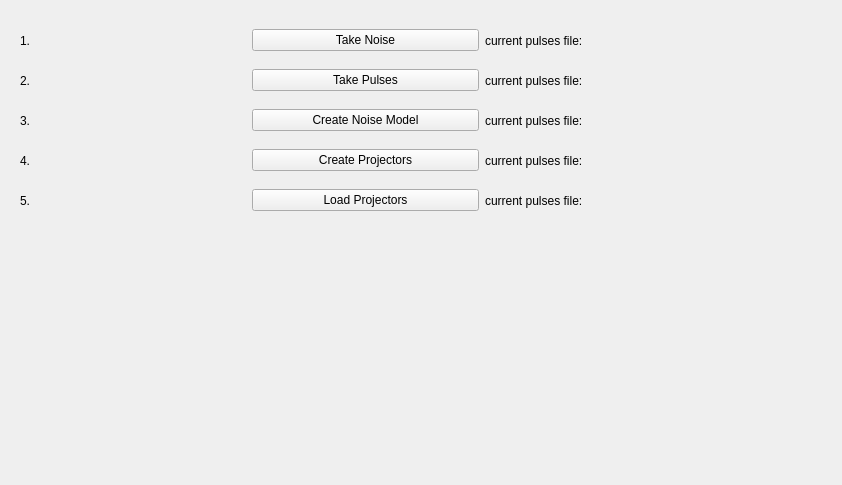
The window that workflow.ui (usnistgov/dastardcommander) describes before a commit, drawn with Qt 5.
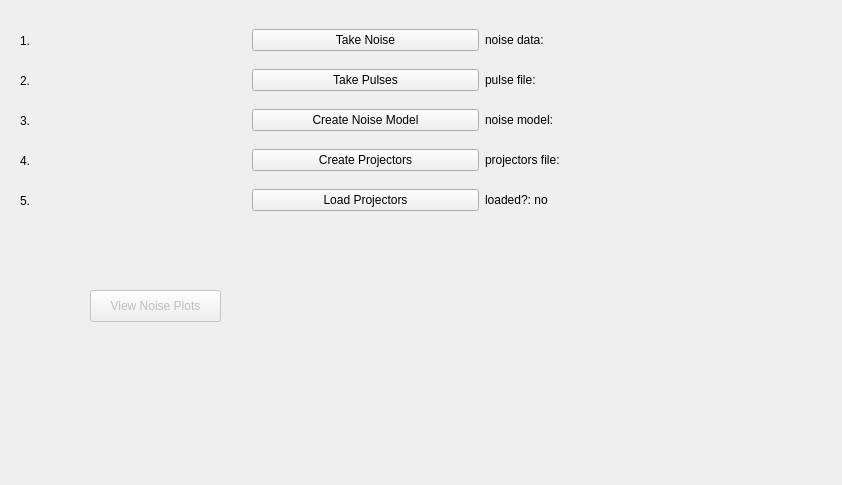
The same window after the commit.

Commit message: Create Noise Model works

```diff
--- a/workflow.ui
+++ b/workflow.ui
@@ -40,7 +40,10 @@
     <item>
      <widget class="QLabel" name="label_noiseFile">
       <property name="text">
-       <string>current pulses file:</string>
+       <string>noise data:</string>
+      </property>
+      <property name="textInteractionFlags">
+       <set>Qt::TextSelectableByKeyboard|Qt::TextSelectableByMouse</set>
       </property>
      </widget>
     </item>
@@ -73,7 +76,10 @@
     <item>
      <widget class="QLabel" name="label_8">
       <property name="text">
-       <string>current pulses file:</string>
+       <string>pulse file:</string>
+      </property>
+      <property name="textInteractionFlags">
+       <set>Qt::TextSelectableByKeyboard|Qt::TextSelectableByMouse</set>
       </property>
      </widget>
     </item>
@@ -106,7 +112,10 @@
     <item>
      <widget class="QLabel" name="label_10">
       <property name="text">
-       <string>current pulses file:</string>
+       <string>noise model:</string>
+      </property>
+      <property name="textInteractionFlags">
+       <set>Qt::TextSelectableByKeyboard|Qt::TextSelectableByMouse</set>
       </property>
      </widget>
     </item>
@@ -139,7 +148,10 @@
     <item>
      <widget class="QLabel" name="label_12">
       <property name="text">
-       <string>current pulses file:</string>
+       <string>projectors file:</string>
+      </property>
+      <property name="textInteractionFlags">
+       <set>Qt::TextSelectableByKeyboard|Qt::TextSelectableByMouse</set>
       </property>
      </widget>
     </item>
@@ -172,12 +184,31 @@
     <item>
      <widget class="QLabel" name="label_14">
       <property name="text">
-       <string>current pulses file:</string>
+       <string>loaded?: no</string>
+      </property>
+      <property name="textInteractionFlags">
+       <set>Qt::TextSelectableByKeyboard|Qt::TextSelectableByMouse</set>
       </property>
      </widget>
     </item>
    </layout>
   </widget>
+  <widget class="QPushButton" name="pushButton_viewNoisePlot">
+   <property name="enabled">
+    <bool>false</bool>
+   </property>
+   <property name="geometry">
+    <rect>
+     <x>90</x>
+     <y>290</y>
+     <width>131</width>
+     <height>32</height>
+    </rect>
+   </property>
+   <property name="text">
+    <string>View Noise Plots</string>
+   </property>
+  </widget>
  </widget>
  <resources/>
  <connections/>
```
Left out of the diff: 4 changed lines with no effect on the pictures. The commit also changes 1 other file.
